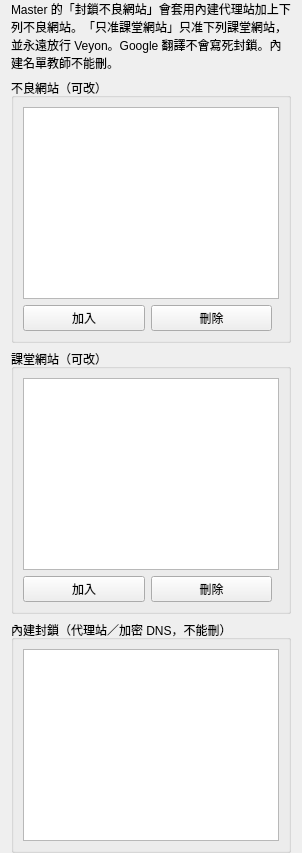
Before: the Qt Designer form plugins/webfilter/WebFilterConfigurationPage.ui in williamhk688/veyon, drawn with Qt 5.
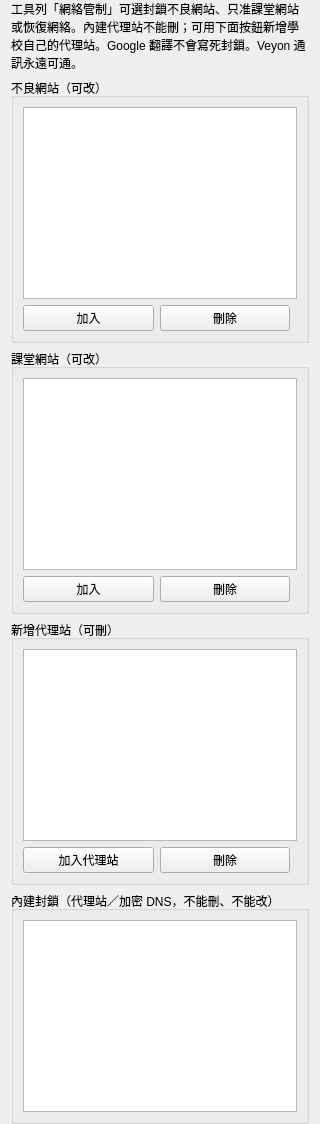
After: the same form once the commit is applied. Icons and pictures are not drawn.

Commit message: Improve classroom web filter status, dropdown, whitelist, and browsers.

What changed in the file:
```diff
--- a/plugins/webfilter/WebFilterConfigurationPage.ui
+++ b/plugins/webfilter/WebFilterConfigurationPage.ui
@@ -22,7 +22,7 @@
       <bool>true</bool>
      </property>
      <property name="text">
-      <string>Master 的「封鎖不良網站」會套用內建代理站加上下列不良網站。「只准課堂網站」只准下列課堂網站，並永遠放行 Veyon。Google 翻譯不會寫死封鎖。內建名單教師不能刪。</string>
+      <string>工具列「網絡管制」可選封鎖不良網站、只准課堂網站或恢復網絡。內建代理站不能刪；可用下面按鈕新增學校自己的代理站。Google 翻譯不會寫死封鎖。Veyon 通訊永遠可通。</string>
      </property>
     </widget>
    </item>
@@ -100,10 +100,47 @@
      </layout>
     </widget>
    </item>
+   <item>
+    <widget class="QGroupBox" name="extraProxyGroup">
+     <property name="title">
+      <string>新增代理站（可刪）</string>
+     </property>
+     <layout class="QVBoxLayout" name="extraProxyLayout">
+      <item>
+       <widget class="QListWidget" name="extraProxyList"/>
+      </item>
+      <item>
+       <layout class="QHBoxLayout" name="extraProxyButtons">
+        <item>
+         <widget class="QPushButton" name="addExtraProxyButton">
+          <property name="text">
+           <string>加入代理站</string>
+          </property>
+         </widget>
+        </item>
+        <item>
+         <widget class="QPushButton" name="removeExtraProxyButton">
+          <property name="text">
+           <string>刪除</string>
+          </property>
+         </widget>
+        </item>
+        <item>
+         <spacer name="extraProxySpacer">
+          <property name="orientation">
+           <enum>Qt::Horizontal</enum>
+          </property>
+         </spacer>
+        </item>
+       </layout>
+      </item>
+     </layout>
+    </widget>
+   </item>
    <item>
     <widget class="QGroupBox" name="hardcodedGroup">
      <property name="title">
-      <string>內建封鎖（代理站／加密 DNS，不能刪）</string>
+      <string>內建封鎖（代理站／加密 DNS，不能刪、不能改）</string>
      </property>
      <layout class="QVBoxLayout" name="hardcodedLayout">
       <item>
```
Left out of the diff: 2 changed lines with no effect on the pictures. The commit also changes 21 other files.
